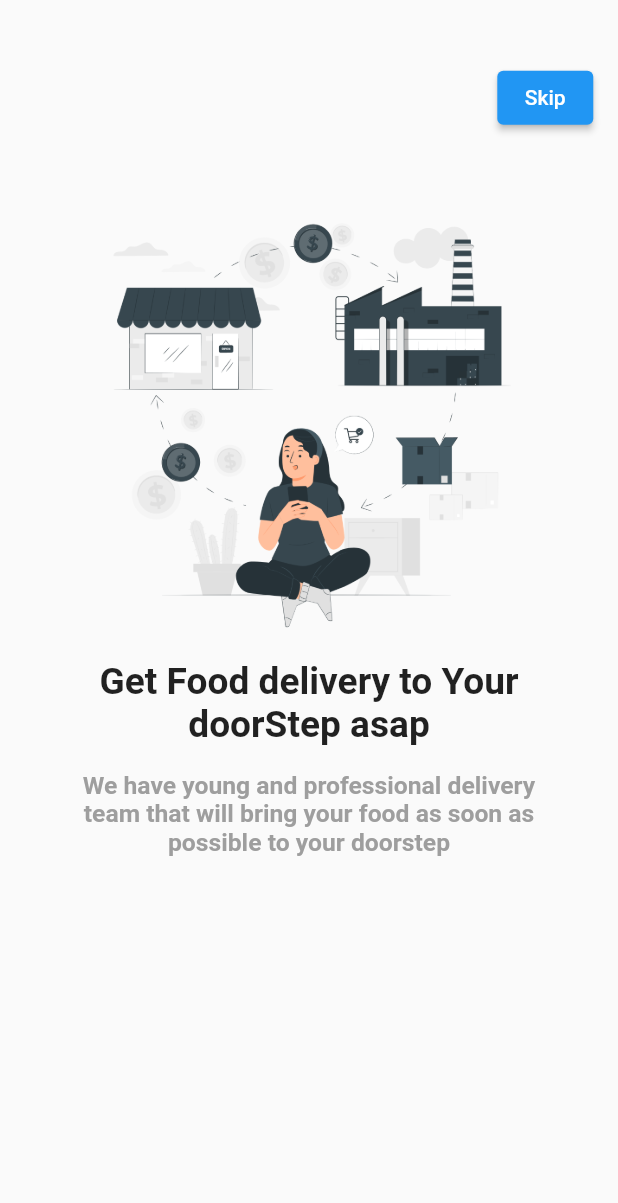
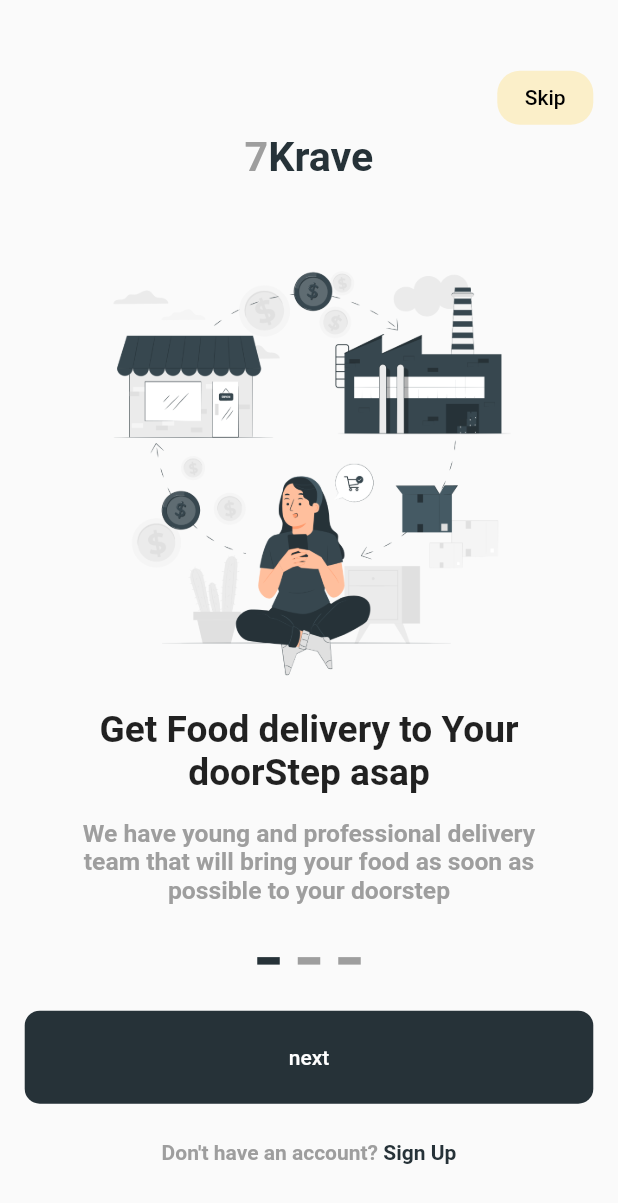
Before and after one commit to a-dham/Algoriza-intern, a Flutter app: the screen it shows after launch, on a phone screen of 412 x 824 dp. Shown: the top 1203 px of the screen. Run offline on Flutter 3.47's test engine with Material 2 defaults, Android fonts, the phone set to English and light mode, and no system bars; drawn by our look-alikes of dots_indicator; our stand-ins replace sizer.

Commit message:
end of onboarding

```diff
--- /dev/null
+++ b/lib/app_router.dart
@@ -0,0 +1,8 @@
+import 'package:flutter/material.dart';
+
+class AppRouter {
+  generateRoute(RouteSettings settings) {
+    // switch () {
+    // }
+  }
+}
--- a/lib/main.dart
+++ b/lib/main.dart
@@ -14,15 +14,13 @@ class MyApp extends StatelessWidget {
   @override
   Widget build(BuildContext context) {
     return Sizer(
-
-      builder: (context,orientation,deviceType)=>MaterialApp(
+      builder: (context, orientation, deviceType) => MaterialApp(
         debugShowCheckedModeBanner: false,
         theme: ThemeData(
           primarySwatch: Colors.blue,
         ),
         home: const OnBoarding(),
       ),
-
     );
   }
 }
--- /dev/null
+++ b/lib/screens/Auth/signUp/sign_up_screen.dart
@@ -0,0 +1,10 @@
+import 'package:flutter/material.dart';
+
+class SignUpScreen extends StatelessWidget {
+  const SignUpScreen({Key? key}) : super(key: key);
+
+  @override
+  Widget build(BuildContext context) {
+    return Container();
+  }
+}
--- /dev/null
+++ b/lib/screens/helperComponents/custom_elevated_button.dart
@@ -0,0 +1,42 @@
+import 'package:flutter/material.dart';
+
+class CustomElevatedButton extends StatelessWidget {
+  const CustomElevatedButton({
+    Key? key,
+    required this.text,
+    required this.textColor,
+    required this.buttonColor,
+    required this.circular,
+    required this.onPressed,
+    required this.verticalPadding,
+  }) : super(key: key);
+  final String text;
+  final Color textColor;
+  final Color buttonColor;
+  final double circular;
+  final VoidCallback onPressed;
+  final double verticalPadding;
+
+  @override
+  Widget build(BuildContext context) {
+    return ElevatedButton(
+      onPressed: onPressed,
+      style: ElevatedButton.styleFrom(
+        padding: EdgeInsets.symmetric(
+          vertical: verticalPadding,
+        ),
+        shape: RoundedRectangleBorder(
+          borderRadius: BorderRadius.circular(circular),
+        ),
+        elevation: 0,
+        primary: buttonColor,
+      ),
+      child: Text(
+        text,
+        style: TextStyle(
+          color: textColor,
+        ),
+      ),
+    );
+  }
+}
--- a/lib/screens/onboarding/on_boarding.dart
+++ b/lib/screens/onboarding/on_boarding.dart
@@ -1,8 +1,32 @@
+import 'package:dots_indicator/dots_indicator.dart';
+import 'package:flutter/gestures.dart';
 import 'package:sizer/sizer.dart';
 import 'package:flutter/material.dart';
+import 'package:task_1/screens/helperComponents/custom_elevated_button.dart';
 
-class OnBoarding extends StatelessWidget {
+import '../Auth/signUp/sign_up_screen.dart';
+import 'widgets/page_view_components.dart';
+
+class OnBoarding extends StatefulWidget {
   const OnBoarding({Key? key}) : super(key: key);
+
+  @override
+  State<OnBoarding> createState() => _OnBoardingState();
+}
+
+class _OnBoardingState extends State<OnBoarding> {
+  PageController? pageController;
+
+  @override
+  void initState() {
+    pageController = PageController(
+      initialPage: 0,
+    )
+      ..addListener(() {
+        setState(() {});
+      });
+    super.initState();
+  }
 
   @override
   Widget build(BuildContext context) {
@@ -13,25 +37,56 @@ class OnBoarding extends StatelessWidget {
           children: [
             Align(
               alignment: Alignment.centerRight,
-              child: ElevatedButton(
-                onPressed: () {},
-                child: const Text('Skip'),
+              child: Visibility(
+                visible: pageController!.hasClients
+                    ? pageController!.page == 2
+                    ? false
+                    : true
+                    : true,
+                replacement: const SizedBox(
+                  height: 48,
+                ),
+                child: CustomElevatedButton(
+                  onPressed: () {},
+                  verticalPadding: 10,
+                  text: 'Skip',
+                  textColor: Colors.black,
+                  buttonColor: Colors.amber.withOpacity(0.2),
+                  circular: 15,
+                ),
               ),
+            ),
+            Row(
+              mainAxisAlignment: MainAxisAlignment.center,
+              children: [
+                Text(
+                  '7',
+                  style: TextStyle(
+                    fontWeight: FontWeight.bold,
+                    fontSize: 20.sp,
+                    color: Colors.grey,
+                  ),
+                ),
+                Text(
+                  'Krave',
+                  style: TextStyle(
+                    fontWeight: FontWeight.bold,
+                    fontSize: 20.sp,
+                    color: const Color(0xff263238),
+                  ),
+                ),
+              ],
             ),
             SizedBox(
               height: 2.h,
             ),
-
             SizedBox(
               height: 60.h,
               width: double.infinity,
               child: PageView(
+                controller: pageController,
                 reverse: false,
-                onPageChanged: (index) {
-
-                },
-
-                children: [
+                children: const [
                   PageViewComponents(
                     image: 'assets/images/1.png',
                     title: 'Get Food delivery to Your\ndoorStep asap',
@@ -52,60 +107,72 @@ class OnBoarding extends StatelessWidget {
                   ),
                 ],
               ),
-            )
+            ),
+            DotsIndicator(
+              dotsCount: 3,
+              position: pageController!.hasClients ? pageController!.page! : 0,
+              decorator: const DotsDecorator(
+                shape: Border(),
+                activeColor: Color(0xff263238),
+                size: Size(15, 5),
+                activeShape: Border(),
+                activeSize: Size(15, 5),
+              ),
+            ),
+            SizedBox(
+              height: 3.h,
+            ),
+            Row(
+              children: [
+                Expanded(
+                  child: CustomElevatedButton(
+                    onPressed: () {
+
+                    },
+                    verticalPadding: 23,
+                    text: pageController!.hasClients
+                        ? pageController!.page == 2
+                        ? 'Get Started'
+                        : 'Next'
+                        : 'next',
+                    textColor: Colors.white,
+                    buttonColor: const Color(0xff263238),
+                    circular: 10,
+                  ),
+                ),
+              ],
+            ),
+            SizedBox(
+              height: 3.h,
+            ),
+            Align(
+              child: RichText(
+                  textAlign: TextAlign.center,
+                  text: TextSpan(
+                    children: [
+                      const TextSpan(
+                        text: 'Don\'t have an account? ',
+                        style: TextStyle(
+                          fontWeight: FontWeight.bold,
+                          color: Colors.grey,
+                        ),
+                      ),
+                      TextSpan(
+                        onEnter: (value) {},
+                        recognizer: TapGestureRecognizer()
+                          ..onTap = () {},
+                        text: 'Sign Up',
+                        style: const TextStyle(
+                          color: Color(0xff263238),
+                          fontWeight: FontWeight.bold,
+                        ),
+                      ),
+                    ],
+                  )),
+            ),
           ],
         ),
       ),
     );
   }
 }
-
-class PageViewComponents extends StatelessWidget {
-  PageViewComponents({
-    Key? key,
-    required this.image,
-    required this.title,
-    required this.description,
-  }) : super(key: key);
-
-  final String image;
-  final String title;
-  final String description;
-
-  @override
-  Widget build(BuildContext context) {
-    return Column(
-      crossAxisAlignment: CrossAxisAlignment.center,
-      mainAxisAlignment: MainAxisAlignment.center,
-      children: <Widget>[
-        Image.asset(
-          image,
-          height: 35.h,
-        ),
-        SizedBox(
-          height: 2.h,
-        ),
-        Text(
-          title,
-          textAlign: TextAlign.center,
-          style: TextStyle(
-            fontWeight: FontWeight.bold,
-            fontSize: 18.sp,
-          ),
-        ),
-        SizedBox(
-          height: 2.h,
-        ),
-        Text(
-          description,
-          textAlign: TextAlign.center,
-          style: TextStyle(
-            fontWeight: FontWeight.bold,
-            fontSize: 12.sp,
-            color: Colors.grey,
-          ),
-        ),
-      ],
-    );
-  }
-}
--- /dev/null
+++ b/lib/screens/onboarding/widgets/page_view_components.dart
@@ -0,0 +1,52 @@
+import 'package:flutter/material.dart';
+import 'package:sizer/sizer.dart';
+
+class PageViewComponents extends StatelessWidget {
+  const PageViewComponents({
+    Key? key,
+    required this.image,
+    required this.title,
+    required this.description,
+  }) : super(key: key);
+
+  final String image;
+  final String title;
+  final String description;
+
+  @override
+  Widget build(BuildContext context) {
+    return Column(
+      crossAxisAlignment: CrossAxisAlignment.center,
+      mainAxisAlignment: MainAxisAlignment.center,
+      children: <Widget>[
+        Image.asset(
+          image,
+          height: 35.h,
+        ),
+        SizedBox(
+          height: 2.h,
+        ),
+        Text(
+          title,
+          textAlign: TextAlign.center,
+          style: TextStyle(
+            fontWeight: FontWeight.bold,
+            fontSize: 18.sp,
+          ),
+        ),
+        SizedBox(
+          height: 2.h,
+        ),
+        Text(
+          description,
+          textAlign: TextAlign.center,
+          style: TextStyle(
+            fontWeight: FontWeight.bold,
+            fontSize: 12.sp,
+            color: Colors.grey,
+          ),
+        ),
+      ],
+    );
+  }
+}
--- a/pubspec.yaml
+++ b/pubspec.yaml
@@ -35,6 +35,7 @@ dependencies:
   # Use with the CupertinoIcons class for iOS style icons.
   cupertino_icons: ^1.0.2
   sizer: ^2.0.15
+  dots_indicator: ^2.1.0
 
 dev_dependencies:
   flutter_test:
```
Also changed, not shown: pubspec.lock.
